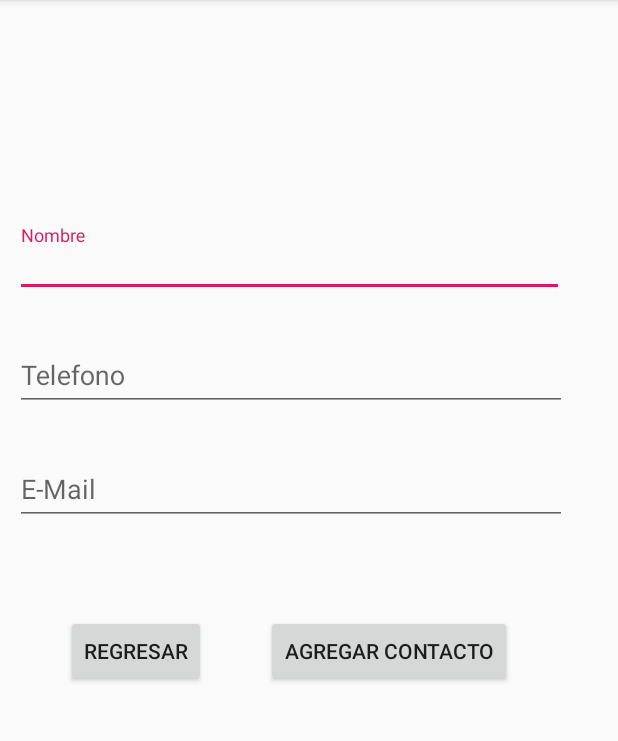
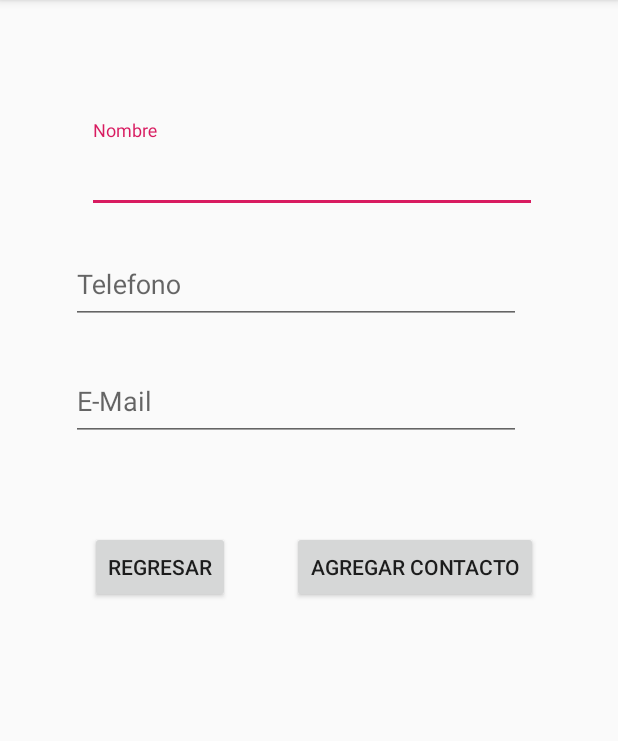
Before and after one commit to Nandoedwin007/Laboratorio3, an Android app: the AgregarContacto screen opened directly, with no data from a screen before it, on a phone screen of 412 x 824 dp, the part 84-825 px from its top. Run offline under Robolectric (Android 15) with nearby library versions, the phone set to English and light mode, and no system bars.

Commit message:
Versión casi terminad, solo se han realizado cambios en le UI

```diff
--- a/app/src/main/AndroidManifest.xml
+++ b/app/src/main/AndroidManifest.xml
@@ -1,6 +1,8 @@
 <?xml version="1.0" encoding="utf-8"?>
 <manifest xmlns:android="http://schemas.android.com/apk/res/android"
           package="com.example.edwincoronado.laboratorio3">
+
+    <uses-permission android:name="android.permission.CALL_PHONE"/>
 
     <application
             android:name=".MyApplication"
@@ -21,6 +23,8 @@
         </activity>
         <activity android:name=".VerContacto">
         </activity>
+        <activity android:name=".EnviarCorreo">
+        </activity>
     </application>
 
 </manifest>
--- a/app/src/main/res/layout/activity_agregar_contacto.xml
+++ b/app/src/main/res/layout/activity_agregar_contacto.xml
@@ -8,48 +8,58 @@
         tools:context=".AgregarContacto">
 
     <android.support.design.widget.TextInputLayout
-            android:layout_width="366dp"
-            android:layout_height="48dp"
-            app:layout_constraintStart_toStartOf="parent" android:layout_marginLeft="10dp"
-            android:layout_marginStart="10dp" android:layout_marginTop="150dp"
-            app:layout_constraintTop_toTopOf="parent" android:id="@+id/textInputLayout">
+            android:layout_width="300dp"
+            android:layout_height="62dp"
+            android:layout_marginTop="80dp"
+            app:layout_constraintTop_toTopOf="parent" android:id="@+id/textInputLayout"
+            app:layout_constraintEnd_toEndOf="parent" android:layout_marginEnd="8dp" android:layout_marginRight="8dp"
+            app:layout_constraintStart_toStartOf="parent" android:layout_marginLeft="8dp"
+            android:layout_marginStart="8dp" app:layout_constraintHorizontal_bias="0.521">
 
         <android.support.design.widget.TextInputEditText
                 android:layout_width="match_parent"
-                android:layout_height="wrap_content"
+                android:layout_height="match_parent"
                 android:hint="Nombre" android:id="@+id/tilNombre"/>
     </android.support.design.widget.TextInputLayout>
     <android.support.design.widget.TextInputLayout
-            android:layout_width="368dp"
-            android:layout_height="wrap_content"
-            app:layout_constraintStart_toStartOf="parent" android:layout_marginLeft="10dp"
-            android:layout_marginStart="10dp" android:layout_marginTop="20dp"
-            app:layout_constraintTop_toBottomOf="@+id/textInputLayout" android:id="@+id/textInputLayout2">
+            android:layout_width="300dp"
+            android:layout_height="62dp"
+            android:layout_marginTop="12dp"
+            app:layout_constraintTop_toBottomOf="@+id/textInputLayout" android:id="@+id/textInputLayout2"
+            app:layout_constraintStart_toStartOf="parent" android:layout_marginLeft="8dp"
+            android:layout_marginStart="8dp" app:layout_constraintEnd_toEndOf="parent" android:layout_marginEnd="8dp"
+            android:layout_marginRight="8dp" app:layout_constraintHorizontal_bias="0.413">
 
         <android.support.design.widget.TextInputEditText
                 android:layout_width="match_parent"
-                android:layout_height="wrap_content"
+                android:layout_height="match_parent"
                 android:hint="Telefono" android:id="@+id/tilTelefono"/>
     </android.support.design.widget.TextInputLayout>
     <android.support.design.widget.TextInputLayout
-            android:layout_width="368dp"
-            android:layout_height="wrap_content"
-            app:layout_constraintStart_toStartOf="parent" android:layout_marginLeft="10dp"
-            android:layout_marginStart="10dp" android:layout_marginTop="20dp"
-            app:layout_constraintTop_toBottomOf="@+id/textInputLayout2" android:id="@+id/textInputLayout3">
+            android:layout_width="300dp"
+            android:layout_height="62dp"
+            android:layout_marginTop="16dp"
+            app:layout_constraintTop_toBottomOf="@+id/textInputLayout2" android:id="@+id/textInputLayout3"
+            app:layout_constraintStart_toStartOf="parent" android:layout_marginLeft="8dp"
+            android:layout_marginStart="8dp" app:layout_constraintEnd_toEndOf="parent" android:layout_marginEnd="8dp"
+            android:layout_marginRight="8dp" app:layout_constraintHorizontal_bias="0.413">
 
         <android.support.design.widget.TextInputEditText
                 android:layout_width="match_parent"
-                android:layout_height="wrap_content"
+                android:layout_height="match_parent"
                 android:hint="E-Mail" android:id="@+id/tilEmail"/>
     </android.support.design.widget.TextInputLayout>
     <Button
             android:text="Regresar"
             android:layout_width="wrap_content"
             android:layout_height="wrap_content"
-            android:id="@+id/btnRegresar" app:layout_constraintStart_toStartOf="parent" android:layout_marginLeft="44dp"
-            android:layout_marginStart="44dp" android:layout_marginTop="60dp"
-            app:layout_constraintTop_toBottomOf="@+id/textInputLayout3"/>
+            android:id="@+id/btnRegresar"
+            android:layout_marginTop="60dp"
+            app:layout_constraintTop_toBottomOf="@+id/textInputLayout3"
+            android:layout_marginBottom="8dp"
+            app:layout_constraintBottom_toBottomOf="parent" app:layout_constraintVertical_bias="0.0"
+            android:layout_marginStart="60dp" app:layout_constraintStart_toStartOf="parent"
+            android:layout_marginLeft="60dp"/>
     <Button
             android:text="Agregar Contacto"
             android:layout_width="wrap_content"
@@ -57,5 +67,8 @@
             android:id="@+id/btnAgregarContacto" android:layout_marginTop="60dp"
             app:layout_constraintTop_toBottomOf="@+id/textInputLayout3"
             app:layout_constraintStart_toEndOf="@+id/btnRegresar" android:layout_marginLeft="40dp"
-            android:layout_marginStart="40dp"/>
+            android:layout_marginStart="40dp" app:layout_constraintEnd_toEndOf="parent" android:layout_marginEnd="8dp"
+            android:layout_marginRight="8dp" android:layout_marginBottom="8dp"
+            app:layout_constraintBottom_toBottomOf="parent" app:layout_constraintHorizontal_bias="0.029"
+            app:layout_constraintVertical_bias="0.0"/>
 </android.support.constraint.ConstraintLayout>
```
Also changed, not shown: app/src/main/java/com/example/edwincoronado/laboratorio3/EnviarCorreo.kt (added, +70 -0 lines), app/src/main/java/com/example/edwincoronado/laboratorio3/MainActivity.kt (+16 -39 lines), app/src/main/java/com/example/edwincoronado/laboratorio3/VerContacto.kt (+40 -0 lines), app/src/main/res/layout/activity_enviar_correo.xml (added, +68 -0 lines), app/src/main/res/layout/activity_main.xml (+13 -16 lines), app/src/main/res/layout/activity_ver_contacto.xml (+28 -16 lines).
